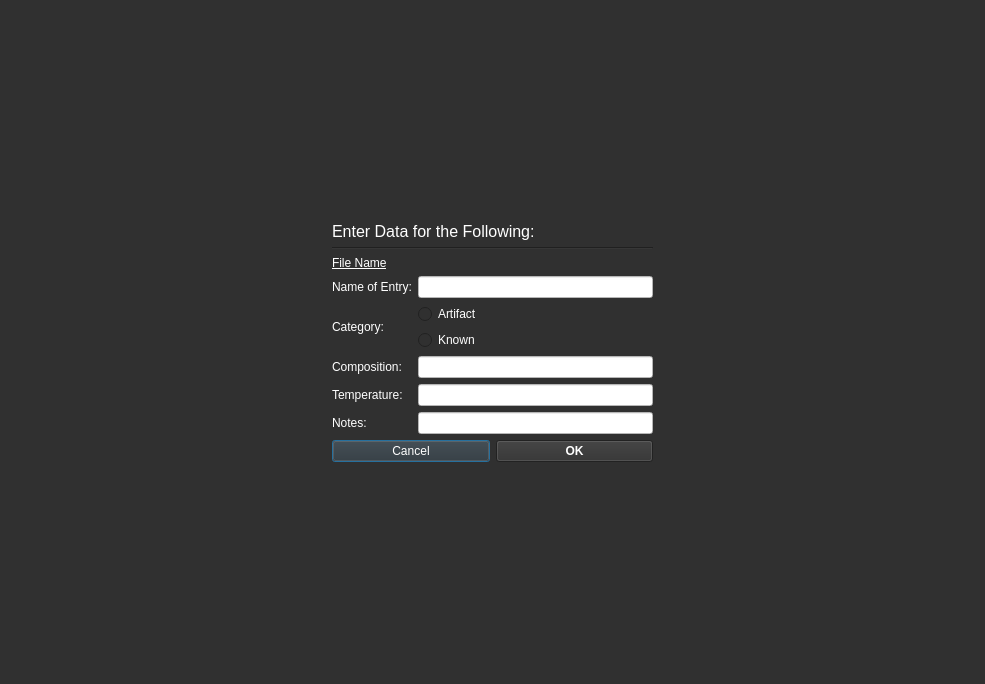
Above: app/dialogs/frames/import_file_verification.ui from jnicoleoliveira/SPECData before the change. Below: the same form after it.
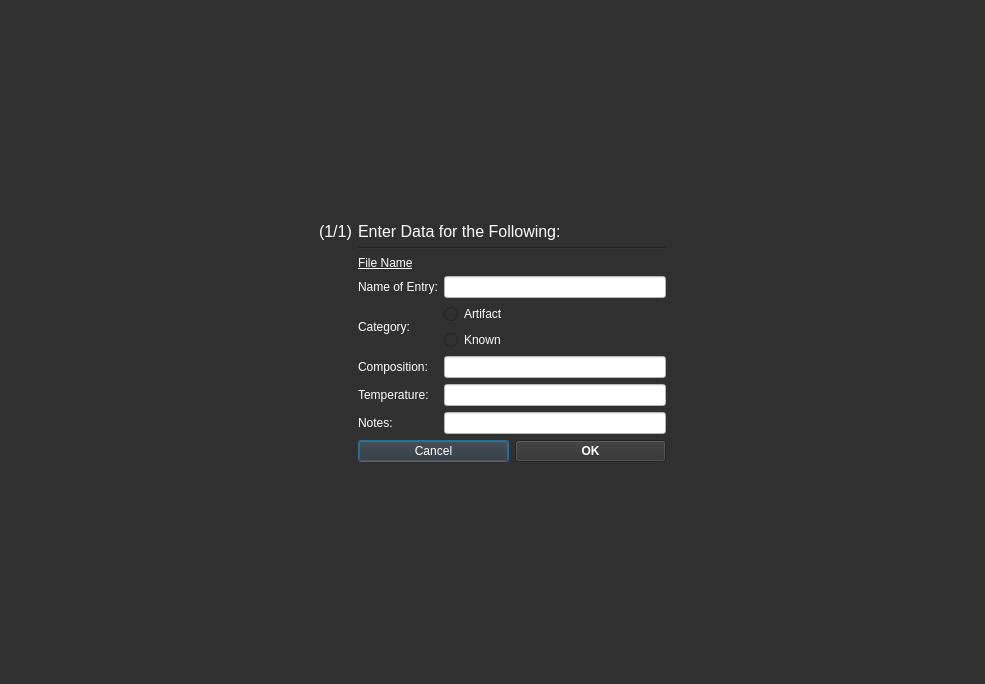
That is the form after the change.

Commit message: removed old import dialogs, completed new import_files and import_file_verification dialogs in replacement.

```diff
--- a/app/dialogs/frames/import_file_verification.ui
+++ b/app/dialogs/frames/import_file_verification.ui
@@ -32,7 +32,7 @@
 </string>
   </property>
   <layout class="QGridLayout" name="gridLayout_2">
-   <item row="4" column="2">
+   <item row="5" column="2">
     <layout class="QGridLayout" name="gridLayout">
      <item row="4" column="1">
       <widget class="QLineEdit" name="temperature_txt">
@@ -151,7 +151,7 @@
      </property>
     </spacer>
    </item>
-   <item row="3" column="2">
+   <item row="4" column="2">
     <widget class="QLabel" name="file_name_lbl">
      <property name="font">
       <font>
@@ -179,7 +179,7 @@
      </property>
     </spacer>
    </item>
-   <item row="7" column="2">
+   <item row="8" column="2">
     <spacer name="verticalSpacer_2">
      <property name="orientation">
       <enum>Qt::Vertical</enum>
@@ -205,7 +205,14 @@
      </property>
     </spacer>
    </item>
-   <item row="6" column="2">
+   <item row="3" column="2">
+    <widget class="Line" name="line">
+     <property name="orientation">
+      <enum>Qt::Horizontal</enum>
+     </property>
+    </widget>
+   </item>
+   <item row="7" column="2">
     <layout class="QHBoxLayout" name="horizontalLayout">
      <item>
       <widget class="QPushButton" name="cancel_btn">
@@ -241,10 +248,15 @@
      </item>
     </layout>
    </item>
-   <item row="2" column="2">
-    <widget class="Line" name="line">
-     <property name="orientation">
-      <enum>Qt::Horizontal</enum>
+   <item row="1" column="1">
+    <widget class="QLabel" name="index_lbl">
+     <property name="font">
+      <font>
+       <pointsize>12</pointsize>
+      </font>
+     </property>
+     <property name="text">
+      <string>(1/1)</string>
      </property>
     </widget>
    </item>
```
The commit also changes 12 other files.
